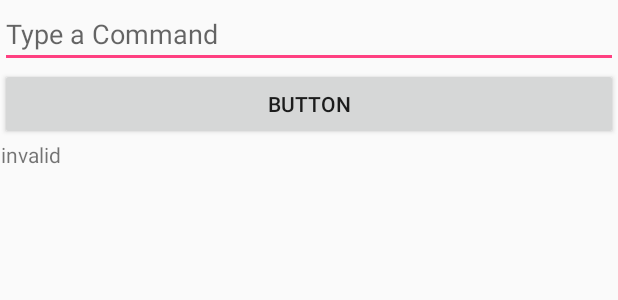
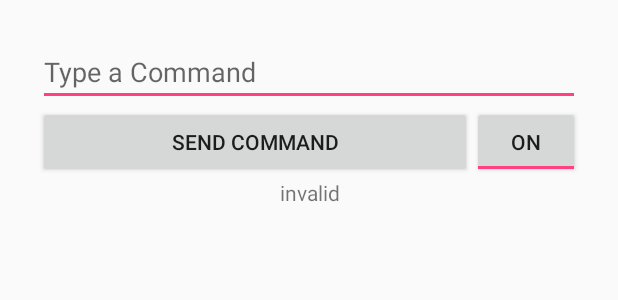
Before and after one commit to LumasLukas/FirstAndroidProject, an Android app: the layout text.xml on its own in the app's theme, with its tools: preview values and no code run, on a phone screen of 412 x 824 dp. Shown: the top 300 px of the screen. Run offline under Robolectric (Android 15) with nearby library versions, the phone set to English and light mode, and no system bars.

Commit message:
finished the first app created with the youtube lessons mentioned.

```diff
--- a/app/src/main/AndroidManifest.xml
+++ b/app/src/main/AndroidManifest.xml
@@ -35,6 +35,11 @@
                 <category android:name="android.intent.category.DEFAULT" />
             </intent-filter>
         </activity>
+        <activity
+            android:name=".TextPlay"
+            android:label="@string/app_name"
+            android:theme="@style/AppTheme.NoActionBar" >
+        </activity>
     </application>
 
 </manifest>
--- a/app/src/main/java/com/example/matthew/contact_organizer/Menu.java
+++ b/app/src/main/java/com/example/matthew/contact_organizer/Menu.java
@@ -18,7 +18,7 @@ import android.widget.ListView;
  */
 public class Menu extends ListActivity{
 
-    String classes[] = {"MainActivity", "example1", "example2",
+    String classes[] = {"MainActivity", "TextPlay", "example2",
             "example3", "example4" };
 
     @Override
@@ -53,7 +53,9 @@ public class Menu extends ListActivity{
         } catch (ClassNotFoundException e) {
             e.printStackTrace();
         }
-        //using class variable instead of action name
+        //using class variable instead of action name from manifest
+        //this means that the name doesnt really need to be defined
+        //in the manifest file
         Intent ourIntent = new Intent(Menu.this, ourClass);
         startActivity(ourIntent);
     }
--- a/app/src/main/res/layout/text.xml
+++ b/app/src/main/res/layout/text.xml
@@ -3,26 +3,50 @@
     xmlns:android="http://schemas.android.com/apk/res/android"
     android:orientation="vertical"
     android:layout_width="match_parent"
-    android:layout_height="match_parent">
+    android:layout_height="match_parent"
+    android:padding="25dp"
+    >
     <EditText
         android:layout_width="fill_parent"
         android:layout_height="wrap_content"
-        android:id="@+id/etConnands"
+        android:id="@+id/etCommands"
         android:hint="Type a Command"
         android:password="true"
         />
 
-    <Button
+
+    <LinearLayout
         android:layout_width="fill_parent"
         android:layout_height="wrap_content"
-        android:text="Button"
-        android:id="@+id/bResults" />
+        android:orientation="horizontal"
+        android:weightSum="100"
+        >
+        <Button
+            android:layout_width="fill_parent"
+            android:layout_height="wrap_content"
+            android:text="Send Command"
+            android:id="@+id/bResults"
+            android:layout_weight="20"
+            />
+
+        <ToggleButton
+            android:layout_width="fill_parent"
+            android:layout_height="wrap_content"
+            android:paddingBottom="10dp"
+            android:text="New ToggleButton"
+            android:id="@+id/tbPassword"
+            android:layout_weight="80"
+            android:checked="true"
+            />
+    </LinearLayout>
+
 
     <TextView
-        android:layout_width="wrap_content"
+        android:layout_width="fill_parent"
         android:layout_height="wrap_content"
         android:text="invalid"
         android:gravity="center"
-        android:id="@+id/tvResults" />
+        android:id="@+id/tvResults"
+        />
 
 </LinearLayout>
--- a/app/src/main/res/values/colors.xml
+++ b/app/src/main/res/values/colors.xml
@@ -3,4 +3,6 @@
     <color name="colorPrimary">#3F51B5</color>
     <color name="colorPrimaryDark">#303F9F</color>
     <color name="colorAccent">#FF4081</color>
+    <color name="red">#FF0000</color>
+    <color name="green">#00FF00</color>
 </resources>
```
Also changed, not shown: app/src/main/java/com/example/matthew/contact_organizer/TextPlay.java (added, +109 -0 lines).
